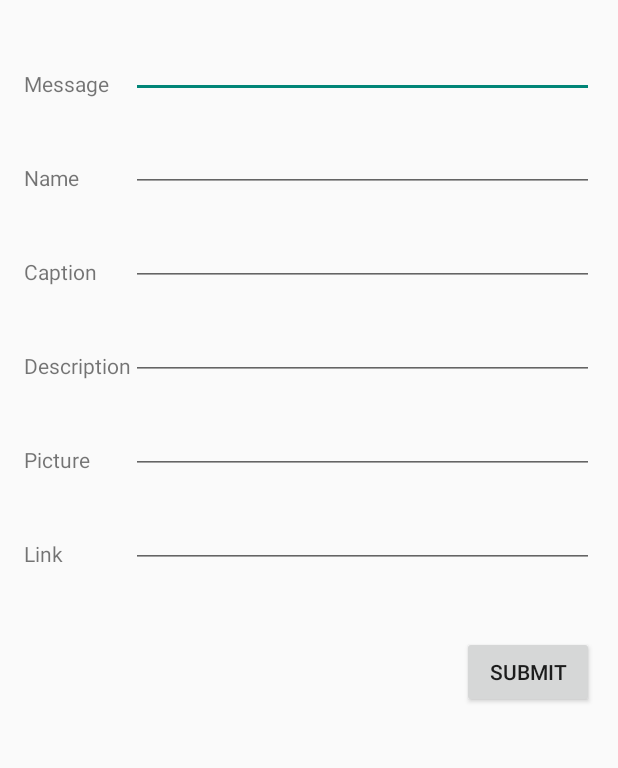
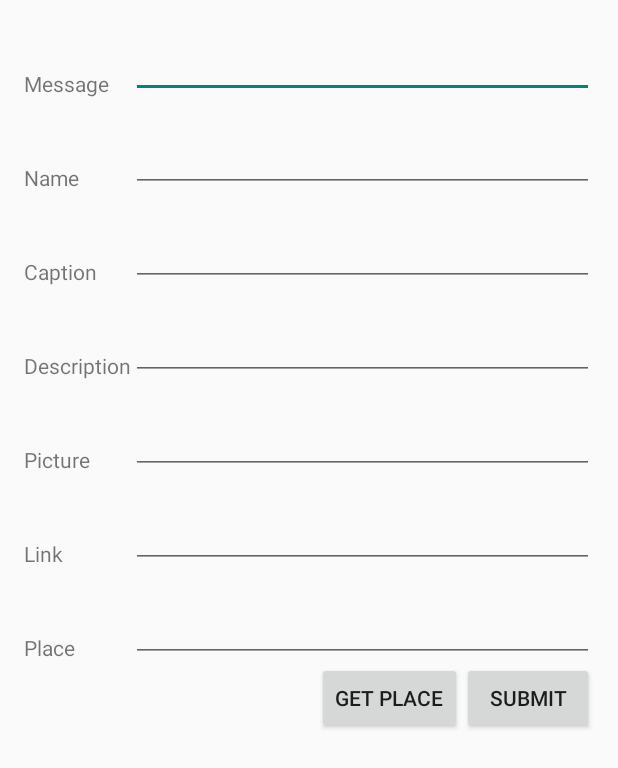
Before and after one commit to Zakharo/FacebookApp2, an Android app: the PublishActivity screen opened directly, with no data from a screen before it, on a phone screen of 412 x 824 dp. Shown: the top 768 px of the screen. Run offline under Robolectric (Android 15) with nearby library versions, the phone set to English and light mode, and no system bars; libraries missing offline, so code that uses them is left out: com.facebook; 1 statement that could not run was skipped.

Commit message:
DB, place

```diff
--- a/app/build.gradle
+++ b/app/build.gradle
@@ -26,6 +26,7 @@ dependencies {
     compile fileTree(dir: 'libs', include: ['*.jar'])
     testCompile 'junit:junit:4.12'
     compile 'com.facebook.android:facebook-android-sdk:4.11.0'
+    compile 'com.squareup.picasso:picasso:2.5.2'
     compile 'com.android.support:cardview-v7:23.3.0'
     compile 'com.android.support:recyclerview-v7:23.3.0'
     compile 'com.android.support:appcompat-v7:23.3.0'
--- a/app/src/main/java/com/example/vladzakharo/facebookapp/CentralActivity.java
+++ b/app/src/main/java/com/example/vladzakharo/facebookapp/CentralActivity.java
@@ -191,7 +191,7 @@ public class CentralActivity extends AppCompatActivity implements GoogleApiClien
                 mLatitudeText.setText(String.valueOf(mLastLocation.getLatitude()));
                 mLongitudeText.setText(String.valueOf(mLastLocation.getLongitude()));
             }else{
-                Toast.makeText(getApplicationContext(), "Empty", Toast.LENGTH_SHORT).show();
+                Toast.makeText(getApplicationContext(), "Please, enable GPS", Toast.LENGTH_SHORT).show();
             }
         }
 
--- /dev/null
+++ b/app/src/main/java/com/example/vladzakharo/facebookapp/DBHelper.java
@@ -0,0 +1,28 @@
+package com.example.vladzakharo.facebookapp;
+
+import android.content.Context;
+import android.database.sqlite.SQLiteDatabase;
+import android.database.sqlite.SQLiteOpenHelper;
+
+/**
+ * Created by Vlad Zakharo on 10.06.2016.
+ */
+public class DBHelper extends SQLiteOpenHelper {
+    public DBHelper(Context context) {
+        super(context, "myDB", null, 1);
+    }
+
+    @Override
+    public void onCreate(SQLiteDatabase db) {
+        // создаем таблицу с полями
+        db.execSQL("create table mytable ("
+                + "message text,"
+                + "latitude real,"
+                + "longitude real" + ");");
+    }
+
+    @Override
+    public void onUpgrade(SQLiteDatabase db, int oldVersion, int newVersion) {
+
+    }
+}
--- a/app/src/main/java/com/example/vladzakharo/facebookapp/DividerItemDecoration.java
+++ b/app/src/main/java/com/example/vladzakharo/facebookapp/DividerItemDecoration.java
@@ -11,7 +11,7 @@ import android.view.View;
 
 /**
  * Created by Vlad Zakharo on 30.04.2016.
- * Добавление полоски между элементами списка
+ * ПРОСТО ДОБАВЛЕНИЕ ПОЛОСКИ МЕЖДУ ЭЛЕМЕНТАМ СПИСКА!!!!
  */
 public class DividerItemDecoration extends RecyclerView.ItemDecoration {
 
--- a/app/src/main/java/com/example/vladzakharo/facebookapp/MainActivity.java
+++ b/app/src/main/java/com/example/vladzakharo/facebookapp/MainActivity.java
@@ -49,7 +49,6 @@ public class MainActivity extends AppCompatActivity {
 
     private void fbLogin(){
         loginButton.setReadPermissions("public_profile", "user_location", "user_posts", "user_photos");
-        //loginButton.setPublishPermissions("publish_actions");
         loginButton.registerCallback(callbackManager, new FacebookCallback<LoginResult>() {
             @Override
             public void onSuccess(LoginResult loginResult) {
--- a/app/src/main/java/com/example/vladzakharo/facebookapp/PublishActivity.java
+++ b/app/src/main/java/com/example/vladzakharo/facebookapp/PublishActivity.java
@@ -1,8 +1,10 @@
 package com.example.vladzakharo.facebookapp;
 
 import android.Manifest;
+import android.content.ContentValues;
 import android.content.Intent;
 import android.content.pm.PackageManager;
+import android.database.sqlite.SQLiteDatabase;
 import android.location.Location;
 import android.support.v4.content.ContextCompat;
 import android.support.v7.app.AppCompatActivity;
@@ -21,20 +23,36 @@ import com.google.android.gms.common.ConnectionResult;
 import com.google.android.gms.common.api.GoogleApiClient;
 import com.google.android.gms.location.LocationServices;
 
+import org.json.JSONArray;
+import org.json.JSONException;
+import org.json.JSONObject;
+
 public class PublishActivity extends AppCompatActivity implements GoogleApiClient.ConnectionCallbacks,
         GoogleApiClient.OnConnectionFailedListener{
 
     Button btnSubmit;
+    Button btnPlace;
     EditText etMessage;
     EditText etName;
     EditText etCaption;
     EditText etDescription;
     EditText etPicture;
     EditText etLink;
+    EditText etPlace;
 
     GoogleApiClient mGoogleApiClient;
     Location mLastLocation;
 
+    DBHelper dbHelper;
+
+    public String latitude;
+    public String longitude;
+    public String placeID;
+    public String placeName;
+
+    StringBuilder lat;
+    StringBuilder longit;
+    public String latLang;
 
     @Override
     protected void onCreate(Bundle savedInstanceState) {
@@ -52,12 +70,14 @@ public class PublishActivity extends AppCompatActivity implements GoogleApiClien
         }
 
         btnSubmit = (Button) findViewById(R.id.btnSubmit);
+        btnPlace = (Button) findViewById(R.id.btnPlace);
         etMessage = (EditText) findViewById(R.id.etMessage);
         etName = (EditText) findViewById(R.id.etName);
         etCaption = (EditText) findViewById(R.id.etCaption);
         etDescription = (EditText) findViewById(R.id.etDescription);
         etPicture = (EditText) findViewById(R.id.etPicture);
         etLink = (EditText) findViewById(R.id.etLink);
+        etPlace = (EditText) findViewById(R.id.etPlace);
 
         btnSubmit.setOnClickListener(new View.OnClickListener() {
             @Override
@@ -65,6 +85,54 @@ public class PublishActivity extends AppCompatActivity implements GoogleApiClien
                 Submit();
             }
         });
+
+        btnPlace.setOnClickListener(new View.OnClickListener() {
+            @Override
+            public void onClick(View v) {
+                GetPlace();
+            }
+        });
+
+        dbHelper = new DBHelper(this);
+
+    }
+
+    public void GetPlace(){
+        GraphRequest request = GraphRequest.newGraphPathRequest(
+                AccessToken.getCurrentAccessToken(),
+                "/search",
+                new GraphRequest.Callback() {
+                    @Override
+                    public void onCompleted(GraphResponse response) {
+                        try{
+                            JSONArray jArray = response.getJSONObject().getJSONArray("data");
+                            if(jArray.getJSONObject(0).has("id")){
+                                placeID = jArray.getJSONObject(0).get("id").toString();
+                            }
+                            if(jArray.getJSONObject(0).has("name")){
+                                placeName = jArray.getJSONObject(0).get("name").toString();
+                                etPlace.setText(placeName);
+                            }
+                        }catch (JSONException e){
+                            e.printStackTrace();
+                        }
+                    }
+                });
+
+        lat = new StringBuilder(latitude);
+        lat.append(',');
+        longit = new StringBuilder(longitude);
+        lat.append(longit);
+        latLang = lat.toString();
+
+        String center = "";
+        center = latLang;
+        Bundle parameters = new Bundle();
+        parameters.putString("type", "place");
+        parameters.putString("center", center);
+        parameters.putString("distance", "300");
+        request.setParameters(parameters);
+        request.executeAsync();
     }
 
     public void Submit(){
@@ -75,7 +143,7 @@ public class PublishActivity extends AppCompatActivity implements GoogleApiClien
         if (etDescription.getText().length() != 0) {params.putString("description", etDescription.getText().toString());}
         if (etPicture.getText().length() != 0) {params.putString("picture", etPicture.getText().toString());}
         if (etLink.getText().length() != 0) {params.putString("link", etLink.getText().toString());}
-        params.putString("place", "");
+        params.putString("place", placeID);
 
         new GraphRequest(
                 AccessToken.getCurrentAccessToken(),
@@ -90,16 +158,19 @@ public class PublishActivity extends AppCompatActivity implements GoogleApiClien
                                 || ContextCompat.checkSelfPermission(PublishActivity.this, Manifest.permission.ACCESS_COARSE_LOCATION) == PackageManager.PERMISSION_GRANTED){
                             mLastLocation = LocationServices.FusedLocationApi.getLastLocation(mGoogleApiClient);
                             if (mLastLocation != null){
-                                //mLatitudeText.setText(String.valueOf(mLastLocation.getLatitude()));
-                                //mLongitudeText.setText(String.valueOf(mLastLocation.getLongitude()));
-
-                                Intent setMarker = new Intent(PublishActivity.this, MapsActivity.class);
-                                setMarker.putExtra("latitude", mLastLocation.getLatitude());
-                                setMarker.putExtra("longitude", mLastLocation.getLongitude());
-                                setMarker.putExtra("message", etMessage.getText().toString());
-                                startActivity(setMarker);
+                                ContentValues cv = new ContentValues();
+                                SQLiteDatabase db = dbHelper.getReadableDatabase();
+                                if (etMessage.getText().length() != 0){
+                                    cv.put("message", etMessage.getText().toString());
+                                    cv.put("latitude", mLastLocation.getLatitude());
+                                    cv.put("longitude", mLastLocation.getLongitude());
+                                }
+                                long rowID = db.insert("mytable", null, cv);
+                                dbHelper.close();
                             }
                         }
+                        Intent setMarker = new Intent(PublishActivity.this, MapsActivity.class);
+                        startActivity(setMarker);
                     }
                 }
         ).executeAsync();
@@ -115,22 +186,17 @@ public class PublishActivity extends AppCompatActivity implements GoogleApiClien
         super.onStop();
     }
     @Override
-    public void onConnected(Bundle bundle) {/*
-        if (ContextCompat.checkSelfPermission(this, Manifest.permission.ACCESS_FINE_LOCATION) == PackageManager.PERMISSION_GRANTED
-                || ContextCompat.checkSelfPermission(this, Manifest.permission.ACCESS_COARSE_LOCATION) == PackageManager.PERMISSION_GRANTED){
+    public void onConnected(Bundle bundle) {
+
+        if (ContextCompat.checkSelfPermission(PublishActivity.this, Manifest.permission.ACCESS_FINE_LOCATION) == PackageManager.PERMISSION_GRANTED
+                || ContextCompat.checkSelfPermission(PublishActivity.this, Manifest.permission.ACCESS_COARSE_LOCATION) == PackageManager.PERMISSION_GRANTED) {
             mLastLocation = LocationServices.FusedLocationApi.getLastLocation(mGoogleApiClient);
-            if (mLastLocation != null){
-                //mLatitudeText.setText(String.valueOf(mLastLocation.getLatitude()));
-                //mLongitudeText.setText(String.valueOf(mLastLocation.getLongitude()));
 
-                Intent setMarker = new Intent(PublishActivity.this, MapsActivity.class);
-                setMarker.putExtra("latitude", mLastLocation.getLatitude());
-                setMarker.putExtra("longitude", mLastLocation.getLongitude());
-                setMarker.putExtra("message", etMessage.getText().toString());
-                startActivity(setMarker);
+            if (mLastLocation != null) {
+                latitude = String.valueOf(mLastLocation.getLatitude());
+                longitude = String.valueOf(mLastLocation.getLongitude());
             }
         }
-*/
     }
 
     @Override
--- a/app/src/main/res/layout/activity_publish.xml
+++ b/app/src/main/res/layout/activity_publish.xml
@@ -116,8 +116,32 @@
         android:layout_height="wrap_content"
         android:text="Submit"
         android:id="@+id/btnSubmit"
-        android:layout_below="@+id/etLink"
-        android:layout_alignEnd="@+id/etLink"
-        android:layout_marginTop="45dp" />
+        android:layout_below="@+id/tvPlace"
+        android:layout_alignParentEnd="true" />
+
+    <TextView
+        android:layout_width="wrap_content"
+        android:layout_height="wrap_content"
+        android:text="Place"
+        android:id="@+id/tvPlace"
+        android:layout_marginTop="43dp"
+        android:layout_below="@+id/tvLink"
+        android:layout_alignParentStart="true" />
+
+    <EditText
+        android:layout_width="200dp"
+        android:layout_height="wrap_content"
+        android:id="@+id/etPlace"
+        android:layout_alignBottom="@+id/tvPlace"
+        android:layout_alignStart="@+id/etLink"
+        android:layout_alignEnd="@+id/etLink" />
+
+    <Button
+        android:layout_width="wrap_content"
+        android:layout_height="wrap_content"
+        android:text="Get place"
+        android:id="@+id/btnPlace"
+        android:layout_alignTop="@+id/btnSubmit"
+        android:layout_toStartOf="@+id/btnSubmit" />
 
 </RelativeLayout>
```
Also changed, not shown: app/src/main/java/com/example/vladzakharo/facebookapp/MapsActivity.java (+20 -32 lines), app/src/main/java/com/example/vladzakharo/facebookapp/PostsAdapter.java (+12 -0 lines), app/src/main/res/layout/activity_central.xml (+7 -4 lines), app/src/main/res/layout/list_item.xml (+7 -6 lines).
